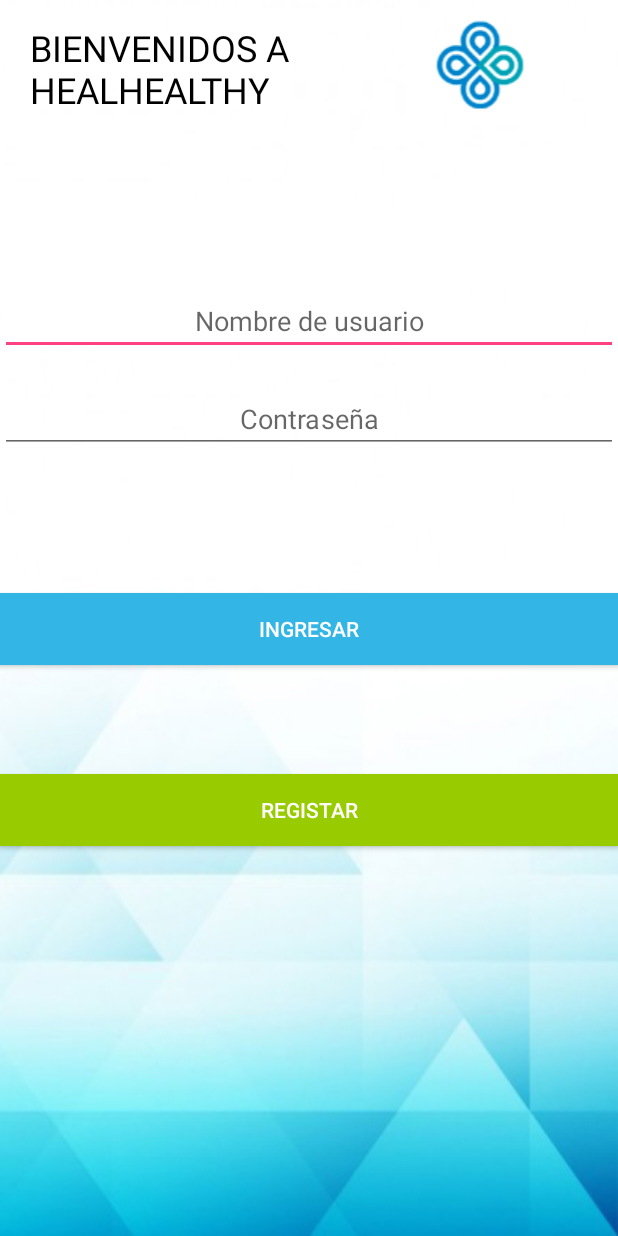
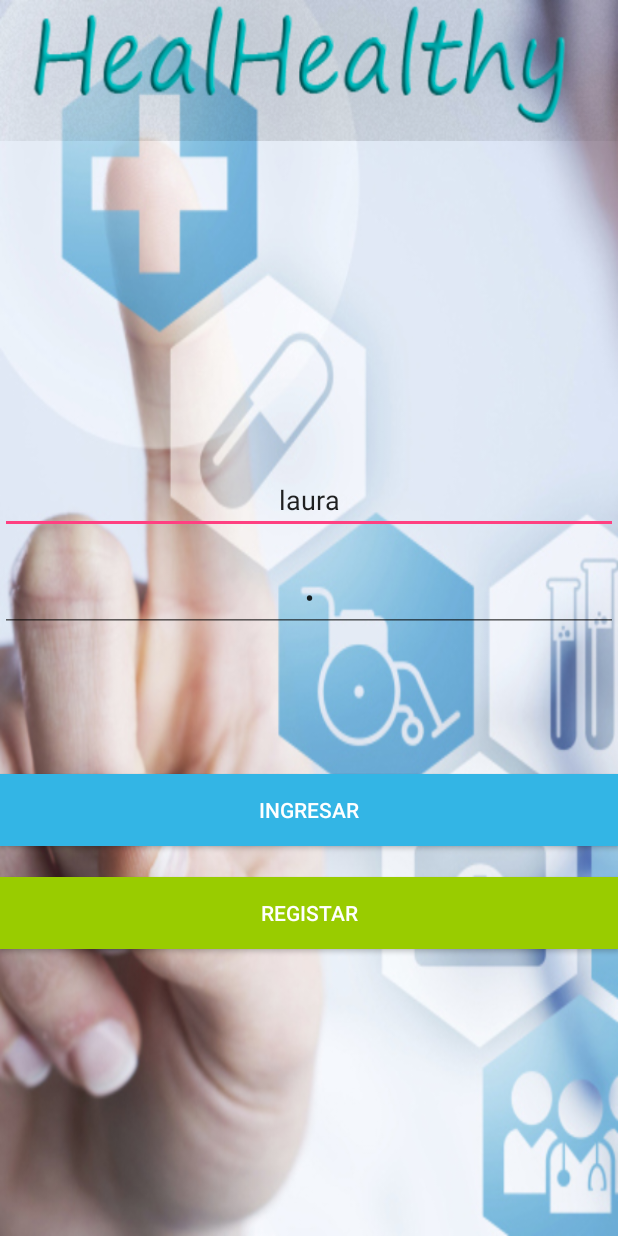
Before and after one commit to LauraPosada/HeilHealthyProyectoFinal, an Android app: the screen it shows after launch (MainActivity), on a phone screen of 412 x 824 dp. Run offline under Robolectric (Android 15) with nearby library versions, the phone set to English and light mode, and no system bars.

Commit message:
combo sita

```diff
--- a/app/src/main/java/modelo/CitaMedica.java
+++ b/app/src/main/java/modelo/CitaMedica.java
@@ -111,6 +111,6 @@ public class CitaMedica implements Serializable{
 
     @Override
     public String toString() {
-        return  id+" | " +fecha_cita;
+        return  fecha_cita;
     }
 }
--- a/app/src/main/res/layout/activity_citas_fecha_medico.xml
+++ b/app/src/main/res/layout/activity_citas_fecha_medico.xml
@@ -12,12 +12,13 @@
         android:id="@+id/spFechaCitaMedico"
         android:layout_width="match_parent"
         android:layout_height="45dp"
-        android:background="@android:color/holo_blue_dark"/>
+        android:background="@android:color/holo_blue_dark"
+        android:spinnerMode="dialog" />
 
     <ListView
         android:id="@+id/listcitafecha"
         android:layout_width="match_parent"
         android:layout_height="match_parent"
         android:layout_weight="1"
-        android:background="@color/colorPrimary" />
+        android:background="@drawable/fon" />
 </LinearLayout>
--- a/app/src/main/res/layout/activity_main.xml
+++ b/app/src/main/res/layout/activity_main.xml
@@ -4,44 +4,23 @@
     xmlns:tools="http://schemas.android.com/tools"
     android:layout_width="match_parent"
     android:layout_height="match_parent"
-    android:background="@drawable/fondoapp"
+    android:background="@drawable/fon"
     android:orientation="vertical"
     android:weightSum="1"
     tools:context="com.example.tecnosystem.heilhealthy.MainActivity">
 
-    <LinearLayout
+    <ImageView
+        android:id="@+id/imageView3"
         android:layout_width="match_parent"
-        android:layout_height="74dp"
-        android:layout_weight="0.18">
-
-        <TableRow
-            android:layout_width="208dp"
-
-            android:layout_height="match_parent">
-
-
-            <TextView
-                android:id="@+id/textView5"
-                style="@style/Titulo"
-                android:layout_width="wrap_content"
-                android:layout_height="wrap_content"
-                android:text="BIENVENIDOS A HEALHEALTHY" />
-
-        </TableRow>
-
-        <ImageView
-            android:id="@+id/imageView"
-            style="@style/Logo"
-            android:layout_width="match_parent"
-            android:layout_height="wrap_content"
-            android:layout_weight="1"
-            app:srcCompat="@drawable/logo" />
-
-    </LinearLayout>
+        android:layout_height="89dp"
+        android:layout_weight="0.01"
+        android:scaleType="fitXY"
+        app:srcCompat="@drawable/logo_e" />
 
     <Space
         android:layout_width="match_parent"
-        android:layout_height="24dp" />
+        android:layout_height="wrap_content"
+        android:layout_weight="0.41" />
 
     <EditText
         android:id="@+id/etUsuarioLogin"
@@ -49,8 +28,9 @@
         android:layout_height="wrap_content"
         android:ems="10"
         android:hint="Nombre de usuario"
-        android:textAlignment="center"
-        android:inputType="textPersonName" />
+        android:inputType="textPersonName"
+        android:text="laura"
+        android:textAlignment="center" />
 
     <Space
         android:layout_width="match_parent"
@@ -62,8 +42,9 @@
         android:layout_height="wrap_content"
         android:ems="10"
         android:hint="Contraseña"
-        android:textAlignment="center"
-        android:inputType="textPassword" />
+        android:inputType="textPassword"
+        android:text="1"
+        android:textAlignment="center" />
 
 
     <Space
@@ -83,7 +64,7 @@
     <Space
         android:layout_width="match_parent"
         android:layout_height="wrap_content"
-        android:layout_weight="0.14" />
+        android:layout_weight="0.04" />
 
     <Button
         android:id="@+id/bntRegistrar"
```
Also changed, not shown: app/src/main/java/com/example/tecnosystem/heilhealthy/CitasFechaMedico.java (+29 -8 lines), app/src/main/res/drawable/fon.jpg (added), app/src/main/res/drawable/logo_c.jpg (added), app/src/main/res/drawable/logo_d.png (added), app/src/main/res/drawable/logo_e.png (added).
